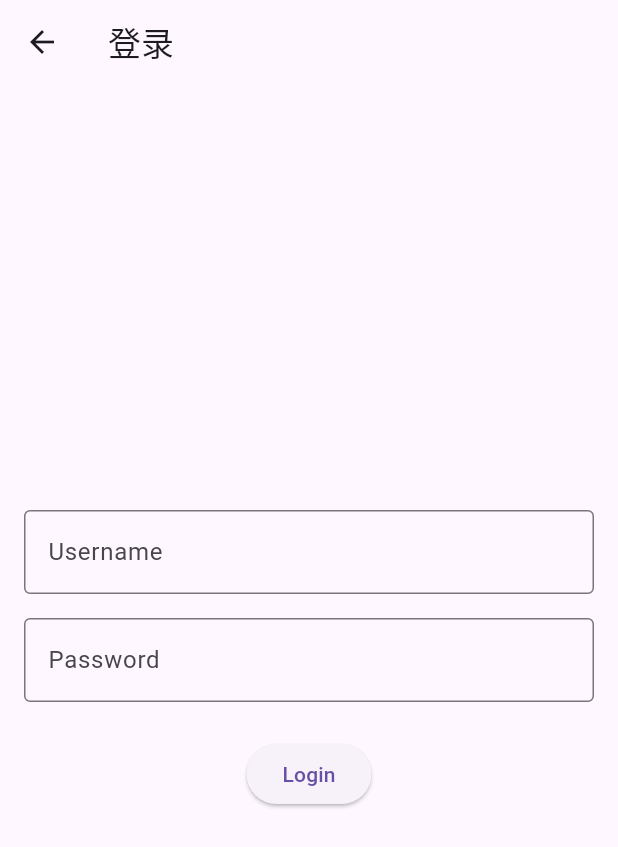
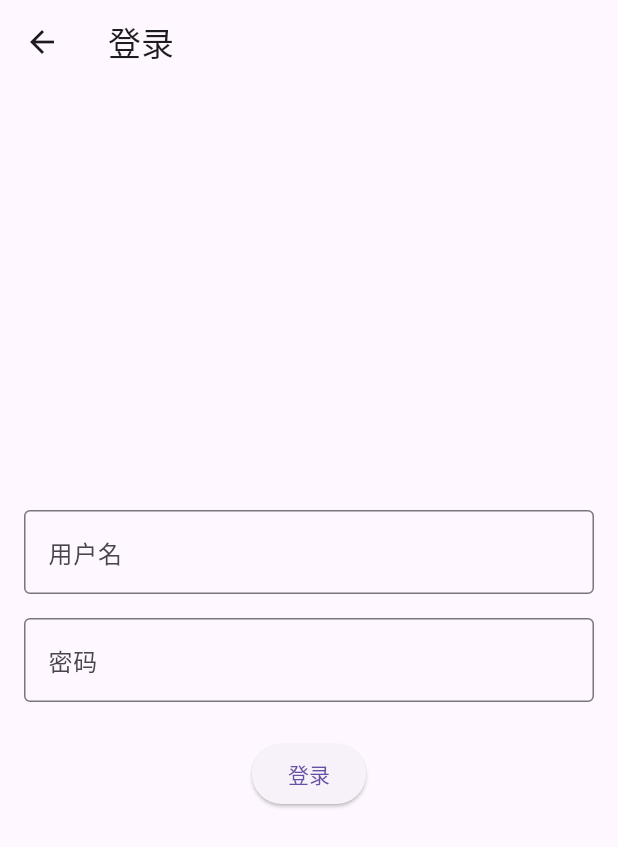
Before and after one commit to Robot-1024/Remember-it, a Flutter app: the screen it shows after launch, item 2 of the bottom bar chosen, after a tap on "退出登录", on a phone screen of 412 x 824 dp. Shown: the top 847 px of the screen. Run offline on Flutter 3.47's test engine with Material 3 defaults, Android fonts, the phone set to English and light mode, and no system bars; statements that could not run were skipped.

Commit message:
Improve performance by adding "const"

```diff
--- a/lib/Pages/homePage.dart
+++ b/lib/Pages/home_page.dart
@@ -76,14 +76,12 @@ class HomePage extends StatelessWidget {
                       // 跳转到 MemoryPage
                       Navigator.push(
                         context,
-                        MaterialPageRoute(builder: (context) => MemoryPage()),
+                        MaterialPageRoute(builder: (context) => const MemoryPage()),
                       );
                     },
                     style: ElevatedButton.styleFrom(
-                      padding:
-                          EdgeInsets.symmetric(horizontal: 30, vertical: 8),
-                      backgroundColor:
-                          Color.fromARGB(255, 124, 15, 203), // 按钮背景色
+                      padding: const EdgeInsets.symmetric(horizontal: 30, vertical: 8),
+                      backgroundColor: const Color.fromARGB(255, 124, 15, 203), // 按钮背景色
                     ),
                     child: const Row(
                       mainAxisSize: MainAxisSize.min,
--- a/lib/Pages/loginPage.dart
+++ b/lib/Pages/login_page.dart
@@ -13,28 +13,28 @@ class LoginPage extends StatelessWidget {
           mainAxisAlignment: MainAxisAlignment.center,
           children: [
             // Username field
-            TextField(
+            const TextField(
               decoration: InputDecoration(
-                labelText: 'Username',
+                labelText: '用户名',
                 border: OutlineInputBorder(),
               ),
             ),
-            SizedBox(height: 16),
+            const SizedBox(height: 16),
 
             // Password field
-            TextField(
+            const TextField(
               obscureText: true,
               decoration: InputDecoration(
-                labelText: 'Password',
+                labelText: '密码',
                 border: OutlineInputBorder(),
               ),
             ),
-            SizedBox(height: 24),
+            const SizedBox(height: 24),
 
             // Login button
             ElevatedButton(
               onPressed: () {},
-              child: Text('Login'),
+              child: const Text('登录'),
             ),
           ],
         ),
--- a/lib/Pages/profilePage.dart
+++ b/lib/Pages/profile_page.dart
@@ -1,5 +1,5 @@
 import 'package:flutter/material.dart';
-import 'package:remember_it/Pages/loginPage.dart';
+import 'package:remember_it/Pages/login_page.dart';
 
 
 class ProfilePage extends StatelessWidget {
--- a/lib/Pages/settingsPage.dart
+++ b/lib/Pages/settings_page.dart
@@ -5,7 +5,7 @@ class SettingsPage extends StatelessWidget {
 
   @override
   Widget build(BuildContext context) {
-    return Scaffold(
+    return const Scaffold(
 
     );
   }
--- a/lib/main.dart
+++ b/lib/main.dart
@@ -1,8 +1,8 @@
 import 'package:flutter/material.dart';
-import 'package:remember_it/Pages/firstPage.dart';
+import 'package:remember_it/Pages/first_page.dart';
 
 void main(){
-  runApp(MyApp());
+  runApp(const MyApp());
 }
 
 class MyApp extends StatelessWidget {
@@ -11,7 +11,7 @@ class MyApp extends StatelessWidget {
 
   @override
   Widget build(BuildContext context) {
-    return MaterialApp(
+    return const MaterialApp(
       home: FirstPage() // 设置启动页面
     );
   }
```
Also changed, not shown: lib/Pages/first_page.dart (renamed from lib/Pages/firstPage.dart, +6 -6 lines), lib/Pages/memory_page.dart (renamed from lib/Pages/memoryPage.dart, +12 -11 lines).
